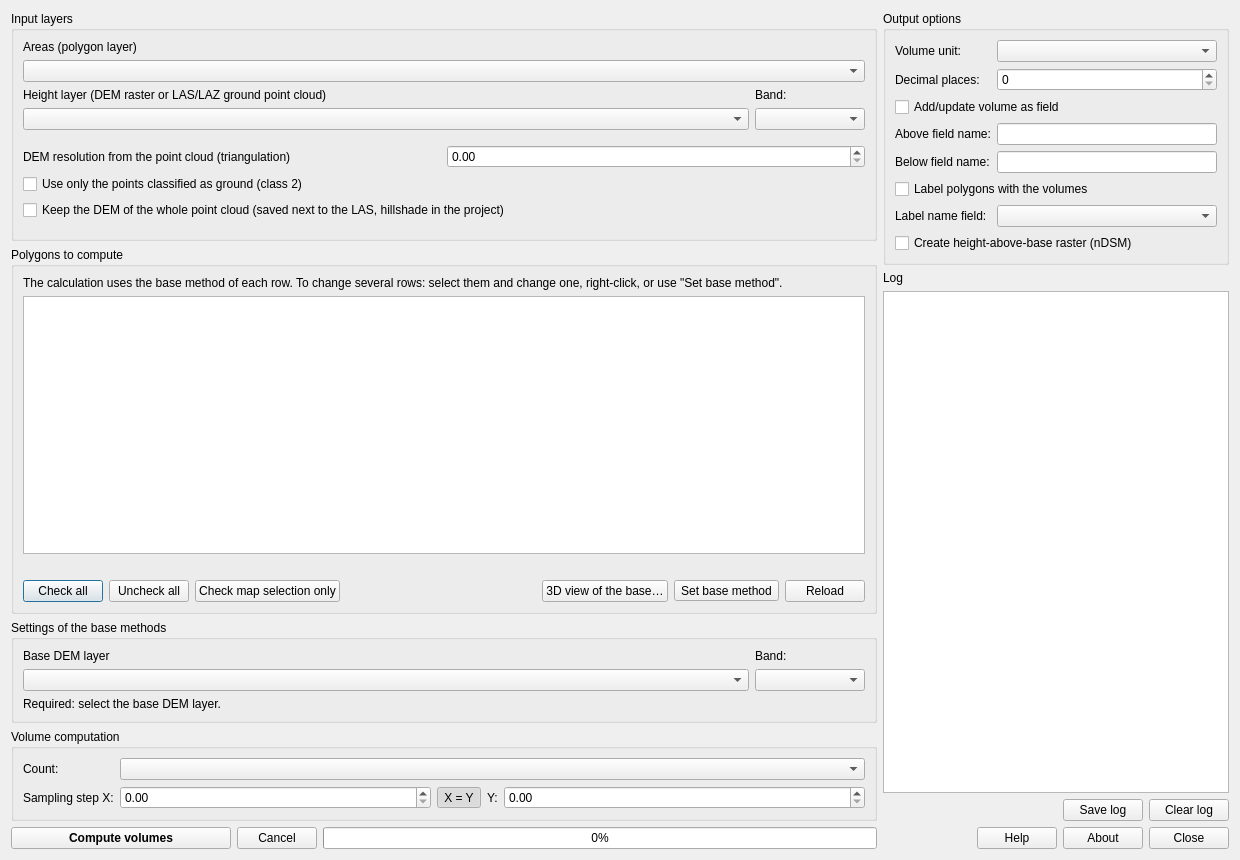
Old version of the form volume_calculation_tool/volume_calculation_tool_dialog_base.ui in the repository arnaudstephan/qgis-volume-calculation-latitude.
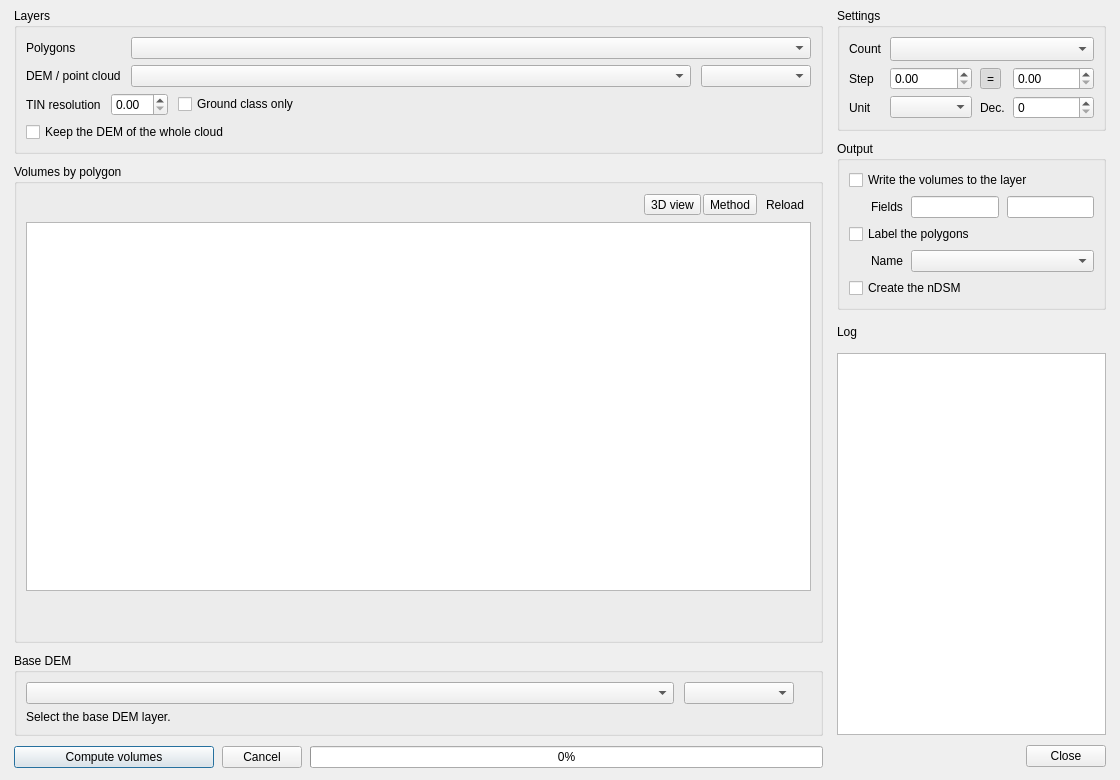
New version of the form. Icons and pictures are not drawn. Custom widgets are drawn as their Qt base class.

The edit to the form file:
```diff
--- a/volume_calculation_tool/volume_calculation_tool_dialog_base.ui
+++ b/volume_calculation_tool/volume_calculation_tool_dialog_base.ui
@@ -6,8 +6,8 @@
    <rect>
     <x>0</x>
     <y>0</y>
-    <width>1240</width>
-    <height>860</height>
+    <width>1120</width>
+    <height>780</height>
    </rect>
   </property>
   <property name="windowTitle">
@@ -17,43 +17,60 @@
    <iconset>
     <normaloff>icon.svg</normaloff>icon.svg</iconset>
   </property>
-  <layout class="QHBoxLayout" name="mainLayout" stretch="5,2">
+  <layout class="QHBoxLayout" name="mainLayout" stretch="3,1">
+   <property name="spacing">
+    <number>14</number>
+   </property>
+   <property name="leftMargin">
+    <number>14</number>
+   </property>
+   <property name="topMargin">
+    <number>8</number>
+   </property>
+   <property name="rightMargin">
+    <number>14</number>
+   </property>
+   <property name="bottomMargin">
+    <number>12</number>
+   </property>
    <item>
     <layout class="QVBoxLayout" name="leftLayout">
+     <property name="spacing">
+      <number>10</number>
+     </property>
      <item>
       <widget class="QGroupBox" name="groupBox_2">
        <property name="title">
-        <string>Input layers</string>
+        <string>Layers</string>
        </property>
-       <layout class="QGridLayout" name="gridInput" columnstretch="1,0">
-        <item row="0" column="0" colspan="2">
+       <layout class="QGridLayout" name="gridInput" columnstretch="0,1,0">
+        <property name="horizontalSpacing">
+         <number>10</number>
+        </property>
+        <item row="0" column="0">
          <widget class="QLabel" name="label_4">
           <property name="text">
-           <string>Areas (polygon layer)</string>
+           <string>Polygons</string>
           </property>
          </widget>
         </item>
-        <item row="1" column="0" colspan="2">
+        <item row="0" column="1" colspan="2">
          <widget class="QgsMapLayerComboBox" name="mFieldComboPolygon"/>
         </item>
-        <item row="2" column="0">
+        <item row="1" column="0">
          <widget class="QLabel" name="label_3">
-          <property name="text">
-           <string>Height layer (DEM raster or LAS/LAZ ground point cloud)</string>
+          <property name="toolTip">
+           <string>Heights: DEM raster, or LAS/LAZ point cloud of the ground</string>
           </property>
-         </widget>
-        </item>
-        <item row="2" column="1">
-         <widget class="QLabel" name="label_5">
           <property name="text">
-           <string>Band:</string>
+           <string>DEM / point cloud</string>
           </property>
          </widget>
         </item>
-        <item row="3" column="0">
+        <item row="1" column="1">
          <widget class="QgsMapLayerComboBox" name="mFieldComboHeightLayer"/>
         </item>
-        <item row="3" column="1">
+        <item row="1" column="2">
          <widget class="QgsRasterBandComboBox" name="mFieldComboBand">
           <property name="minimumSize">
            <size>
@@ -63,19 +80,28 @@
           </property>
          </widget>
         </item>
-        <item row="4" column="0" colspan="2">
+        <item row="2" column="0" colspan="3">
          <widget class="QWidget" name="widgetPointCloud">
-          <layout class="QGridLayout" name="gridPointCloud">
+          <layout class="QGridLayout" name="gridPointCloud" columnstretch="0,0,1">
            <property name="leftMargin">
             <number>0</number>
            </property>
+           <property name="topMargin">
+            <number>0</number>
+           </property>
            <property name="rightMargin">
             <number>0</number>
            </property>
+           <property name="bottomMargin">
+            <number>0</number>
+           </property>
+           <property name="horizontalSpacing">
+            <number>10</number>
+           </property>
            <item row="0" column="0">
             <widget class="QLabel" name="labelCloudResolution">
              <property name="text">
-              <string>DEM resolution from the point cloud (triangulation)</string>
+              <string>TIN resolution</string>
              </property>
             </widget>
            </item>
@@ -86,23 +112,23 @@
              </property>
             </widget>
            </item>
-           <item row="1" column="0" colspan="2">
+           <item row="0" column="2">
             <widget class="QCheckBox" name="checkBoxGroundOnly">
              <property name="toolTip">
               <string>Keep only the points classified as ground (Classification = 2). Leave unchecked if the file already contains only ground points that are not classified.</string>
              </property>
              <property name="text">
-              <string>Use only the points classified as ground (class 2)</string>
+              <string>Ground class only</string>
              </property>
             </widget>
            </item>
-           <item row="2" column="0" colspan="2">
+           <item row="1" column="0" colspan="3">
             <widget class="QCheckBox" name="checkBoxLoadCloudDem">
              <property name="toolTip">
               <string>Interpolates the WHOLE point cloud (not only the polygons area), saves the DEM next to the LAS file (name_DEM_TIN_resolution.tif) and adds it to the project as a hillshade, ready for print layouts. The file is reused by the next calculations as long as the LAS file and the settings do not change, and the layer already in the project is left untouched.</string>
              </property>
              <property name="text">
-              <string>Keep the DEM of the whole point cloud (saved next to the LAS, hillshade in the project)</string>
+              <string>Keep the DEM of the whole cloud</string>
              </property>
             </widget>
            </item>
@@ -115,79 +141,56 @@
      <item>
       <widget class="QGroupBox" name="groupBoxPolygons">
        <property name="title">
-        <string>Polygons to compute</string>
+        <string>Volumes by polygon</string>
        </property>
        <layout class="QVBoxLayout" name="polygonsLayout">
-        <item>
-         <widget class="QLabel" name="labelPolygonsHint">
-          <property name="text">
-           <string>The calculation uses the base method of each row. To change several rows: select them and change one, right-click, or use &quot;Set base method&quot;.</string>
-          </property>
-          <property name="wordWrap">
-           <bool>true</bool>
-          </property>
-         </widget>
-        </item>
-        <item>
-         <widget class="QTableWidget" name="tablePolygons">
-          <property name="minimumSize">
-           <size>
-            <width>0</width>
-            <height>170</height>
-           </size>
-          </property>
-          <property name="alternatingRowColors">
-           <bool>true</bool>
-          </property>
-          <property name="selectionBehavior">
-           <enum>QAbstractItemView::SelectRows</enum>
-          </property>
-         </widget>
-        </item>
-        <item>
-         <widget class="QLabel" name="labelMethodInfo">
-          <property name="wordWrap">
-           <bool>true</bool>
-          </property>
-          <property name="textFormat">
-           <enum>Qt::RichText</enum>
-          </property>
-         </widget>
-        </item>
+        <property name="spacing">
+         <number>6</number>
+        </property>
         <item>
          <layout class="QHBoxLayout" name="polygonButtonsLayout">
+          <property name="spacing">
+           <number>2</number>
+          </property>
           <item>
-           <widget class="QPushButton" name="pushButtonIncludeAll">
+           <widget class="QToolButton" name="pushButtonIncludeAll">
             <property name="toolTip">
-             <string>Check every row: all polygons are computed</string>
-            </property>
-            <property name="text">
              <string>Check all</string>
             </property>
+            <property name="autoRaise">
+             <bool>true</bool>
+            </property>
            </widget>
           </item>
           <item>
-           <widget class="QPushButton" name="pushButtonUncheckAll">
+           <widget class="QToolButton" name="pushButtonUncheckAll">
             <property name="toolTip">
-             <string>Uncheck every row</string>
-            </property>
-            <property name="text">
              <string>Uncheck all</string>
             </property>
+            <property name="autoRaise">
+             <bool>true</bool>
+            </property>
            </widget>
           </item>
           <item>
-           <widget class="QPushButton" name="pushButtonUseMapSelection">
+           <widget class="QToolButton" name="pushButtonUseMapSelection">
             <property name="toolTip">
              <string>Check only the polygons currently selected on the map</string>
             </property>
-            <property name="text">
-             <string>Check map selection only</string>
+            <property name="autoRaise">
+             <bool>true</bool>
             </property>
            </widget>
           </item>
           <item>
-           <widget class="QLabel" name="labelCheckedCount"/>
+           <widget class="QLabel" name="labelCheckedCount">
+            <property name="toolTip">
+             <string>Checked rows</string>
+            </property>
+            <property name="indent">
+             <number>6</number>
+            </property>
+           </widget>
           </item>
           <item>
            <spacer name="polygonButtonsSpacer">
@@ -203,12 +206,15 @@
            </spacer>
           </item>
           <item>
-           <widget class="QPushButton" name="pushButtonPreview3D">
+           <widget class="QToolButton" name="pushButtonPreview3D">
             <property name="toolTip">
              <string>Show the stock of the current row in 3D with the base surface of each method</string>
             </property>
             <property name="text">
-             <string>3D view of the base…</string>
+             <string>3D view</string>
+            </property>
+            <property name="toolButtonStyle">
+             <enum>Qt::ToolButtonTextBesideIcon</enum>
             </property>
            </widget>
           </item>
@@ -218,55 +224,96 @@
              <string>Give one base method to the selected, checked or all rows</string>
             </property>
             <property name="text">
-             <string>Set base method</string>
+             <string>Method</string>
             </property>
             <property name="popupMode">
              <enum>QToolButton::InstantPopup</enum>
             </property>
             <property name="toolButtonStyle">
-             <enum>Qt::ToolButtonTextOnly</enum>
+             <enum>Qt::ToolButtonTextBesideIcon</enum>
             </property>
            </widget>
           </item>
           <item>
-           <widget class="QPushButton" name="pushButtonReloadPolygons">
+           <widget class="QToolButton" name="pushButtonReloadPolygons">
             <property name="toolTip">
              <string>Re-read the features of the polygon layer (keeps the choices already made)</string>
             </property>
             <property name="text">
              <string>Reload</string>
             </property>
+            <property name="autoRaise">
+             <bool>true</bool>
+            </property>
            </widget>
           </item>
          </layout>
         </item>
+        <item>
+         <widget class="QTableWidget" name="tablePolygons">
+          <property name="toolTip">
+           <string>Select several rows to change their method together; right-click for more</string>
+          </property>
+          <property name="minimumSize">
+           <size>
+            <width>0</width>
+            <height>170</height>
+           </size>
+          </property>
+          <property name="alternatingRowColors">
+           <bool>true</bool>
+          </property>
+          <property name="selectionBehavior">
+           <enum>QAbstractItemView::SelectRows</enum>
+          </property>
+          <property name="showGrid">
+           <bool>false</bool>
+          </property>
+         </widget>
+        </item>
+        <item>
+         <widget class="QLabel" name="labelMethodInfo">
+          <property name="wordWrap">
+           <bool>true</bool>
+          </property>
+          <property name="textFormat">
+           <enum>Qt::RichText</enum>
+          </property>
+         </widget>
+        </item>
+        <item>
+         <widget class="QLabel" name="labelTotal">
+          <property name="textFormat">
+           <enum>Qt::RichText</enum>
+          </property>
+          <property name="alignment">
+           <set>Qt::AlignRight|Qt::AlignVCenter</set>
+          </property>
+         </widget>
+        </item>
        </layout>
       </widget>
      </item>
      <item>
       <widget class="QGroupBox" name="groupBoxMethodSettings">
        <property name="title">
-        <string>Settings of the base methods</string>
+        <string>Base DEM</string>
        </property>
-       <layout class="QGridLayout" name="gridBase" columnstretch="1,0">
+       <layout class="QGridLayout" name="gridBase" columnstretch="1,0,0">
+        <property name="horizontalSpacing">
+         <number>10</number>
+        </property>
+        <item row="0" column="2">
+         <widget class="QLabel" name="label_11"/>
+        </item>
         <item row="0" column="0">
-         <widget class="QLabel" name="label_11">
-          <property name="text">
-           <string>Base DEM layer</string>
+         <widget class="QgsMapLayerComboBox" name="mFieldComboHeightLayerBase">
+          <property name="toolTip">
+           <string>Surface compared with the DEM by the method 'Base DEM (surface to surface)'</string>
           </property>
          </widget>
         </item>
         <item row="0" column="1">
-         <widget class="QLabel" name="label_12">
-          <property name="text">
-           <string>Band:</string>
-          </property>
-         </widget>
-        </item>
-        <item row="1" column="0">
-         <widget class="QgsMapLayerComboBox" name="mFieldComboHeightLayerBase"/>
-        </item>
-        <item row="1" column="1">
          <widget class="QgsRasterBandComboBox" name="mFieldComboBandBase">
           <property name="minimumSize">
            <size>
@@ -276,10 +323,10 @@
           </property>
          </widget>
         </item>
-        <item row="2" column="0" colspan="2">
+        <item row="1" column="0" colspan="3">
          <widget class="QLabel" name="labelBaseDemRequired">
           <property name="text">
-           <string>Required: select the base DEM layer.</string>
+           <string>Select the base DEM layer.</string>
           </property>
           <property name="textFormat">
            <enum>Qt::RichText</enum>
@@ -289,86 +336,19 @@
        </layout>
       </widget>
      </item>
-     <item>
-      <widget class="QGroupBox" name="groupBox_5">
-       <property name="title">
-        <string>Volume computation</string>
-       </property>
-       <layout class="QGridLayout" name="gridCalc" columnstretch="0,1,0,1">
-        <item row="0" column="0">
-         <widget class="QLabel" name="label_2">
-          <property name="text">
-           <string>Count:</string>
-          </property>
-         </widget>
-        </item>
-        <item row="0" column="1" colspan="3">
-         <widget class="QComboBox" name="mFieldComboCountingMethod"/>
-        </item>
-        <item row="1" column="0">
-         <widget class="QLabel" name="label_6">
-          <property name="text">
-           <string>Sampling step X:</string>
-          </property>
-         </widget>
-        </item>
-        <item row="1" column="1">
-         <layout class="QHBoxLayout" name="stepXLayout">
-          <item>
-           <widget class="QDoubleSpinBox" name="doubleSpinBoxSampleStepX">
-            <property name="toolTip">
-             <string>Distance between two sampled heights. Default = DEM pixel size (exact pixel values, no resampling).</string>
-            </property>
-           </widget>
-          </item>
-          <item>
-           <widget class="QToolButton" name="toolButtonLinkSteps">
-            <property name="toolTip">
-             <string>Same step in X and Y</string>
-            </property>
-            <property name="text">
-             <string>X = Y</string>
-            </property>
-            <property name="checkable">
-             <bool>true</bool>
-            </property>
-            <property name="checked">
-             <bool>true</bool>
-            </property>
-           </widget>
-          </item>
-         </layout>
-        </item>
-        <item row="1" column="2">
-         <widget class="QLabel" name="label_8">
-          <property name="text">
-           <string>Y:</string>
-          </property>
-         </widget>
-        </item>
-        <item row="1" column="3">
-         <widget class="QDoubleSpinBox" name="doubleSpinBoxSampleStepY">
-          <property name="toolTip">
-           <string>Distance between two sampled heights. Default = DEM pixel size (exact pixel values, no resampling).</string>
-          </property>
-         </widget>
-        </item>
-       </layout>
-      </widget>
-     </item>
      <item>
       <layout class="QHBoxLayout" name="runLayout">
+       <property name="spacing">
+        <number>8</number>
+       </property>
        <item>
         <widget class="QPushButton" name="pushButtonStartCalculation">
          <property name="minimumSize">
           <size>
-           <width>220</width>
+           <width>200</width>
            <height>0</height>
           </size>
          </property>
-         <property name="styleSheet">
-          <string notr="true">font-weight: bold;</string>
-         </property>
          <property name="text">
           <string>Compute volumes</string>
          </property>
@@ -394,93 +374,182 @@
    </item>
    <item>
     <layout class="QVBoxLayout" name="rightLayout">
+     <property name="spacing">
+      <number>10</number>
+     </property>
      <item>
-      <widget class="QGroupBox" name="groupBox_4">
+      <widget class="QGroupBox" name="groupBox_5">
        <property name="title">
-        <string>Output options</string>
+        <string>Settings</string>
        </property>
-       <layout class="QGridLayout" name="gridOutput" columnstretch="0,1">
+       <layout class="QGridLayout" name="gridCalc" columnstretch="0,1,0,1">
+        <property name="horizontalSpacing">
+         <number>8</number>
+        </property>
         <item row="0" column="0">
+         <widget class="QLabel" name="label_2">
+          <property name="text">
+           <string>Count</string>
+          </property>
+         </widget>
+        </item>
+        <item row="0" column="1" colspan="3">
+         <widget class="QComboBox" name="mFieldComboCountingMethod">
+          <property name="sizeAdjustPolicy">
+           <enum>QComboBox::AdjustToMinimumContentsLengthWithIcon</enum>
+          </property>
+          <property name="minimumContentsLength">
+           <number>14</number>
+          </property>
+         </widget>
+        </item>
+        <item row="1" column="0">
+         <widget class="QLabel" name="label_6">
+          <property name="toolTip">
+           <string>Sampling step X / Y. Default = DEM pixel size (exact pixel values, no resampling).</string>
+          </property>
+          <property name="text">
+           <string>Step</string>
+          </property>
+         </widget>
+        </item>
+        <item row="1" column="1">
+         <widget class="QDoubleSpinBox" name="doubleSpinBoxSampleStepX">
+          <property name="toolTip">
+           <string>Sampling step X. Default = DEM pixel size (exact pixel values, no resampling).</string>
+          </property>
+         </widget>
+        </item>
+        <item row="1" column="2">
+         <widget class="QToolButton" name="toolButtonLinkSteps">
+          <property name="toolTip">
+           <string>Same step in X and Y</string>
+          </property>
+          <property name="text">
+           <string notr="true">=</string>
+          </property>
+          <property name="checkable">
+           <bool>true</bool>
+          </property>
+          <property name="checked">
+           <bool>true</bool>
+          </property>
+          <property name="autoRaise">
+           <bool>true</bool>
+          </property>
+         </widget>
+        </item>
+        <item row="1" column="3">
+         <widget class="QDoubleSpinBox" name="doubleSpinBoxSampleStepY">
+          <property name="toolTip">
+           <string>Sampling step Y. Default = DEM pixel size (exact pixel values, no resampling).</string>
+          </property>
+         </widget>
+        </item>
+        <item row="2" column="0">
          <widget class="QLabel" name="label_unit">
           <property name="text">
-           <string>Volume unit:</string>
+           <string>Unit</string>
           </property>
          </widget>
         </item>
-        <item row="0" column="1">
+        <item row="2" column="1">
          <widget class="QComboBox" name="comboOutputUnit"/>
         </item>
-        <item row="1" column="0">
+        <item row="2" column="2">
          <widget class="QLabel" name="label_7">
           <property name="text">
-           <string>Decimal places:</string>
+           <string>Dec.</string>
           </property>
          </widget>
         </item>
-        <item row="1" column="1">
-         <widget class="QSpinBox" name="outputAccuracy"/>
+        <item row="2" column="3">
+         <widget class="QSpinBox" name="outputAccuracy">
+          <property name="toolTip">
+           <string>Decimal places</string>
+          </property>
+         </widget>
         </item>
-        <item row="2" column="0" colspan="2">
+       </layout>
+      </widget>
+     </item>
+     <item>
+      <widget class="QGroupBox" name="groupBox_4">
+       <property name="title">
+        <string>Output</string>
+       </property>
+       <layout class="QGridLayout" name="gridOutput" columnstretch="0,1,1">
+        <property name="horizontalSpacing">
+         <number>8</number>
+        </property>
+        <item row="0" column="0" colspan="3">
          <widget class="QCheckBox" name="checkBox_add_field">
           <property name="text">
-           <string>Add/update volume as field</string>
+           <string>Write the volumes to the layer</string>
           </property>
          </widget>
         </item>
-        <item row="3" column="0">
+        <item row="1" column="0">
          <widget class="QLabel" name="label_16">
           <property name="text">
-           <string>Above field name:</string>
+           <string>Fields</string>
           </property>
+          <property name="indent">
+           <number>22</number>
+          </property>
          </widget>
         </item>
-        <item row="3" column="1">
-         <widget class="QLineEdit" name="fieldName"/>
+        <item row="1" column="1">
+         <widget class="QLineEdit" name="fieldName">
+          <property name="toolTip">
+           <string>Field of the volume above the base</string>
+          </property>
+         </widget>
         </item>
-        <item row="4" column="0">
-         <widget class="QLabel" name="label_17">
-          <property name="text">
-           <string>Below field name:</string>
+        <item row="1" column="2">
+         <widget class="QLineEdit" name="fieldName_2">
+          <property name="toolTip">
+           <string>Field of the volume below the base</string>
           </property>
          </widget>
         </item>
-        <item row="4" column="1">
-         <widget class="QLineEdit" name="fieldName_2"/>
-        </item>
-        <item row="5" column="0" colspan="2">
+        <item row="2" column="0" colspan="3">
          <widget class="QCheckBox" name="checkBox_labels">
           <property name="toolTip">
            <string>Replaces the labeling of the polygon layer by the calculated volumes</string>
           </property>
           <property name="text">
-           <string>Label polygons with the volumes</string>
+           <string>Label the polygons</string>
           </property>
          </widget>
         </item>
-        <item row="6" column="0">
+        <item row="3" column="0">
          <widget class="QLabel" name="labelLabelNameField">
           <property name="toolTip">
            <string>Optional: field shown above the volume in the labels (e.g. the material)</string>
           </property>
           <property name="text">
-           <string>Label name field:</string>
+           <string>Name</string>
+          </property>
+          <property name="indent">
+           <number>22</number>
           </property>
          </widget>
         </item>
-        <item row="6" column="1">
+        <item row="3" column="1" colspan="2">
          <widget class="QgsFieldComboBox" name="fieldComboLabelName">
           <property name="toolTip">
            <string>Optional: field shown above the volume in the labels (e.g. the material)</string>
           </property>
          </widget>
         </item>
-        <item row="7" column="0" colspan="2">
+        <item row="4" column="0" colspan="3">
          <widget class="QCheckBox" name="checkBox_create_ndom">
           <property name="toolTip">
            <string>Raster of the height above the base (normalised DSM) over the computed polygons, saved next to the height layer (file name ending with _nDOM.tif)</string>
           </property>
           <property name="text">
-           <string>Create height-above-base raster (nDSM)</string>
+           <string>Create the nDSM</string>
           </property>
          </widget>
         </item>
@@ -488,17 +557,17 @@
       </widget>
      </item>
      <item>
-      <widget class="QLabel" name="label_10">
-       <property name="text">
-        <string>Log</string>
+      <layout class="QHBoxLayout" name="logHeaderLayout">
+       <property name="spacing">
+        <number>2</number>
        </property>
-      </widget>
-     </item>
-     <item>
-      <widget class="QTextEdit" name="logOutput"/>
-     </item>
-     <item>
-      <layout class="QHBoxLayout" name="logButtonsLayout">
+       <item>
+        <widget class="QLabel" name="label_10">
+         <property name="text">
+          <string>Log</string>
+         </property>
+        </widget>
+       </item>
        <item>
         <spacer name="logSpacer">
          <property name="orientation">
@@ -513,50 +582,68 @@
         </spacer>
        </item>
        <item>
-        <widget class="QPushButton" name="saveLog">
-         <property name="text">
+        <widget class="QToolButton" name="saveLog">
+         <property name="toolTip">
           <string>Save log</string>
          </property>
+         <property name="autoRaise">
+          <bool>true</bool>
+         </property>
         </widget>
        </item>
        <item>
-        <widget class="QPushButton" name="clearLog">
-         <property name="text">
+        <widget class="QToolButton" name="clearLog">
+         <property name="toolTip">
           <string>Clear log</string>
          </property>
+         <property name="autoRaise">
+          <bool>true</bool>
+         </property>
         </widget>
        </item>
       </layout>
      </item>
+     <item>
+      <widget class="QTextEdit" name="logOutput"/>
+     </item>
      <item>
       <layout class="QHBoxLayout" name="bottomButtonsLayout">
+       <property name="spacing">
+        <number>2</number>
+       </property>
        <item>
-        <spacer name="bottomSpacer">
-         <property name="orientation">
-          <enum>Qt::Horizontal</enum>
-         </property>
-         <property name="sizeHint" stdset="0">
-          <size>
-           <width>20</width>
-           <height>20</height>
-          </size>
-         </property>
-        </spacer>
-       </item>
-       <item>
-        <widget class="QPushButton" name="pushButtonHelp">
-         <property name="text">
+        <widget class="QToolButton" name="pushButtonHelp">
+         <property name="toolTip">
           <string>Help</string>
          </property>
+         <property name="autoRaise">
+          <bool>true</bool>
+         </property>
         </widget>
        </item>
        <item>
-        <widget class="QPushButton" name="pushButtonAbout">
-         <property name="text">
+        <widget class="QToolButton" name="pushButtonAbout">
+         <property name="toolTip">
           <string>About</string>
          </property>
+         <property name="autoRaise">
+          <bool>true</bool>
+         </property>
         </widget>
        </item>
+       <item>
+        <spacer name="bottomSpacer">
+         <property name="orientation">
+          <enum>Qt::Horizontal</enum>
+         </property>
+         <property name="sizeHint" stdset="0">
+          <size>
+           <width>20</width>
+           <height>20</height>
+          </size>
+         </property>
+        </spacer>
+       </item>
        <item>
         <widget class="QPushButton" name="pushButtonExit">
          <property name="text">
```
Left out of the diff: 27 changed lines with no effect on the pictures.
